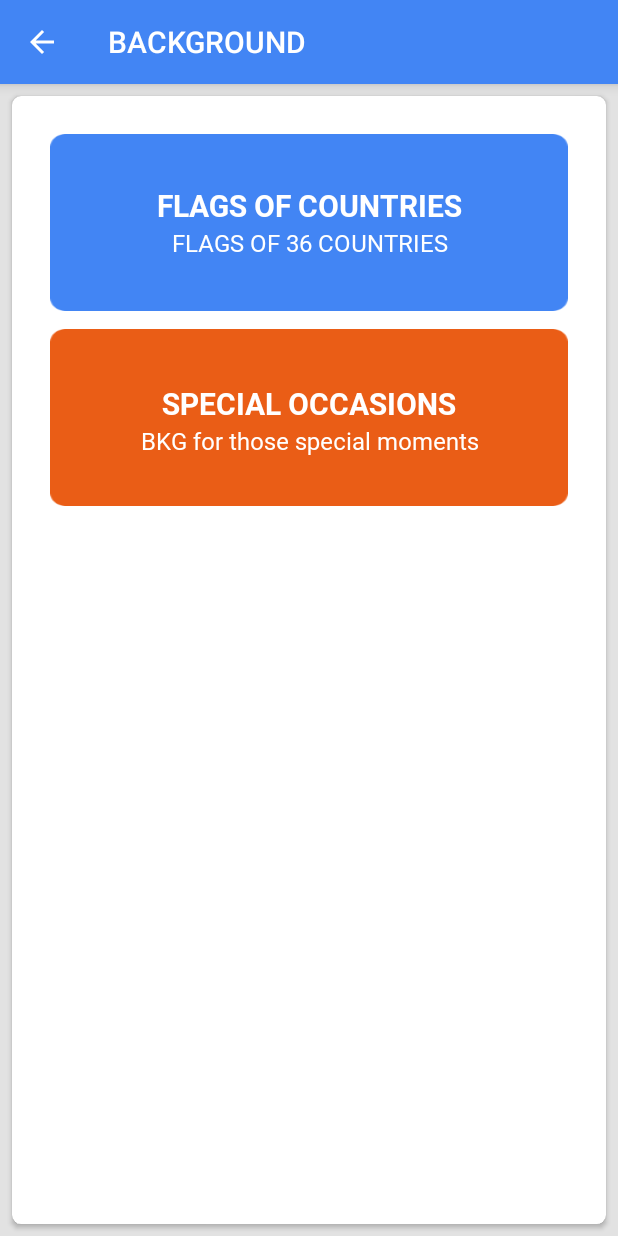
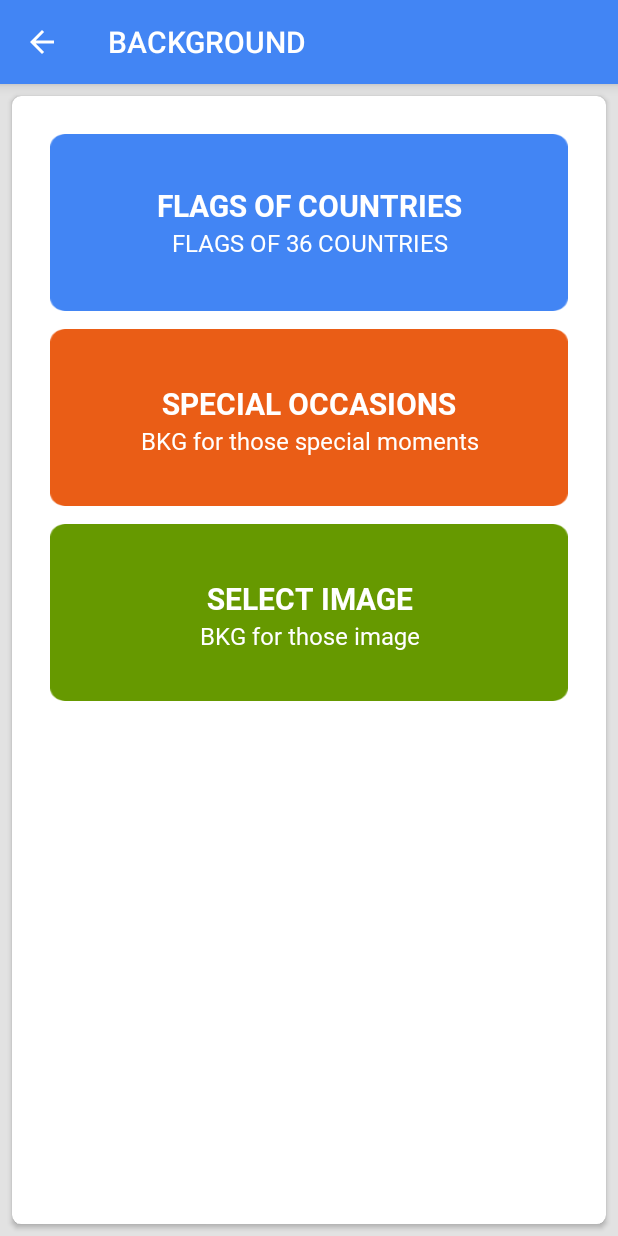
Before and after one commit to CaoKai-Beyond/LedScrollingDisplay, an Android app: the BackGroundListActivity screen opened directly, with no data from a screen before it, on a phone screen of 412 x 824 dp. Run offline under Robolectric (Android 15) with nearby library versions, the phone set to English and light mode, and no system bars; our stand-ins replace ButterKnife; libraries missing offline, so code that uses them is left out: com.zhihu.matisse.

Commit message:
select image ui

```diff
--- a/app/build.gradle
+++ b/app/build.gradle
@@ -26,4 +26,7 @@ dependencies {
     implementation 'com.android.support:cardview-v7:25.+'
     implementation 'com.google.code.gson:gson:2.2.4'
     implementation 'com.android.support:design:25.+'
+    implementation 'com.github.bumptech.glide:glide:3.7.0'
+    implementation 'com.squareup.picasso:picasso:2.5.2'
+    compile 'com.zhihu.android:matisse:0.4.3'
 }
--- a/app/src/main/java/jmscapplications/com/ledscrollindisplay/BackGroundListActivity.java
+++ b/app/src/main/java/jmscapplications/com/ledscrollindisplay/BackGroundListActivity.java
@@ -2,17 +2,25 @@ package jmscapplications.com.ledscrollindisplay;
 
 import android.app.Activity;
 import android.content.Intent;
+import android.content.pm.ActivityInfo;
+import android.net.Uri;
 import android.os.Bundle;
 import android.os.Handler;
 import android.support.animation.DynamicAnimation;
 import android.support.animation.SpringAnimation;
 import android.support.animation.SpringForce;
 import android.support.annotation.Nullable;
+import android.util.Log;
 import android.view.View;
 import android.widget.FrameLayout;
 import android.widget.RelativeLayout;
 
 import com.ckmobile.led.R;
+import com.zhihu.matisse.Matisse;
+import com.zhihu.matisse.MimeType;
+import com.zhihu.matisse.engine.impl.GlideEngine;
+
+import java.util.List;
 
 import butterknife.BindView;
 import butterknife.ButterKnife;
@@ -24,7 +32,10 @@ public class BackGroundListActivity extends CustomActivityCenterTittle {
     RelativeLayout countriesLayout;
     @BindView(R.id.loveLayout)
     RelativeLayout loveLayout;
+    @BindView(R.id.imageLayout)
+    RelativeLayout imageLayout;
 
+    private final int REQUEST_CODE_CHOOSE=3;
     protected void onCreate(@Nullable Bundle savedInstanceState) {
         super.onCreate(savedInstanceState);
         setContentView((int) R.layout.activity_bkg_list);
@@ -48,9 +59,19 @@ public class BackGroundListActivity extends CustomActivityCenterTittle {
                 springAnim2.start();
             }
         }, 70);
+        imageLayout.setTranslationX(800.0f);
+        handler.postDelayed(new Runnable() {
+            public void run() {
+                SpringAnimation springAnim2 = new SpringAnimation(BackGroundListActivity.this.imageLayout, DynamicAnimation.TRANSLATION_X, 0.0f);
+                springAnim2.getSpring().setDampingRatio(SpringForce.DAMPING_RATIO_MEDIUM_BOUNCY);
+                springAnim2.getSpring().setStiffness(SpringForce.STIFFNESS_LOW);
+                springAnim2.setStartValue(800.0f);
+                springAnim2.start();
+            }
+        }, 140);
     }
 
-    @OnClick({R.id.countriesButton, R.id.loveButton})
+    @OnClick({R.id.countriesButton, R.id.loveButton,R.id.imageButton})
     public void onViewClicked(View view) {
         switch (view.getId()) {
             case R.id.countriesButton:
@@ -65,8 +86,34 @@ public class BackGroundListActivity extends CustomActivityCenterTittle {
                 startActivity(intent2);
                 finish();
                 return;
+            case R.id.imageButton:
+                Matisse.from(this)
+                        .choose(MimeType.allOf())
+                        .countable(true)
+                        .maxSelectable(1)
+                      //  .addFilter(new GifSizeFilter(320, 320, 5 * Filter.K * Filter.K))
+                      //  .gridExpectedSize(getResources().getDimensionPixelSize(R.dimen.grid_expected_size))
+                        .restrictOrientation(ActivityInfo.SCREEN_ORIENTATION_UNSPECIFIED)
+                        .thumbnailScale(0.85f)
+                        .imageEngine(new GlideEngine())
+                        .forResult(REQUEST_CODE_CHOOSE);
+                break;
             default:
                 return;
         }
     }
+
+    @Override
+    protected void onActivityResult(int requestCode, int resultCode, Intent data) {
+        super.onActivityResult(requestCode, resultCode, data);
+        if (requestCode == REQUEST_CODE_CHOOSE && resultCode == RESULT_OK){
+            List<Uri> mSelected=Matisse.obtainResult(data);
+            if(mSelected!=null && mSelected.size()>=1){
+                Intent intent=new Intent();
+                intent.setData(mSelected.get(0));
+                setResult(Activity.RESULT_OK,intent);
+                finish();
+            }
+        }
+    }
 }
--- a/app/src/main/java/jmscapplications/com/ledscrollindisplay/BackgroundFlagActivity.java
+++ b/app/src/main/java/jmscapplications/com/ledscrollindisplay/BackgroundFlagActivity.java
@@ -35,6 +35,7 @@ import java.util.ArrayList;
 import jmscapplications.com.ledscrollindisplay.analityc.AnalyticMethods;
 import jmscapplications.com.ledscrollindisplay.custom_views.CustomActivityCenterTittle;
 import jmscapplications.com.ledscrollindisplay.custom_views.CustomTextView;
+import jmscapplications.com.ledscrollindisplay.engine.LedParameters;
 
 public class BackgroundFlagActivity extends CustomActivityCenterTittle{
     private ImageAdapter adapter;
@@ -311,10 +312,10 @@ public class BackgroundFlagActivity extends CustomActivityCenterTittle{
         this.gridview.setOnItemClickListener(new OnItemClickListener() {
             public void onItemClick(AdapterView<?> adapterView, View v, int position, long id) {
                 if (!BackgroundFlagActivity.this.isUnPayVersion || BackgroundFlagActivity.this.isFreeContentRetrieved || BackgroundFlagActivity.this.isLiteVersion) {
-                    BackgroundFlagActivity.this.setResult(-1, BackgroundFlagActivity.this.getIntent().putExtra("value", position));
+                    BackgroundFlagActivity.this.setResult(-1, BackgroundFlagActivity.this.getIntent().putExtra(LedParameters.KEY, position));
                     BackgroundFlagActivity.this.finish();
                 } else if ((Boolean) BackgroundFlagActivity.this.availableItems.get(position)) {
-                    BackgroundFlagActivity.this.setResult(-1, BackgroundFlagActivity.this.getIntent().putExtra("value", position));
+                    BackgroundFlagActivity.this.setResult(-1, BackgroundFlagActivity.this.getIntent().putExtra(LedParameters.KEY, position));
                     BackgroundFlagActivity.this.finish();
                 } else {
                     BackgroundFlagActivity.this.currentPosition = position;
--- a/app/src/main/java/jmscapplications/com/ledscrollindisplay/ColorActivity.java
+++ b/app/src/main/java/jmscapplications/com/ledscrollindisplay/ColorActivity.java
@@ -17,6 +17,7 @@ import com.ckmobile.led.R;
 import com.larswerkman.holocolorpicker.ColorPicker;
 import com.larswerkman.holocolorpicker.SVBar;
 import jmscapplications.com.ledscrollindisplay.custom_views.CustomActivityCenterTittle;
+import jmscapplications.com.ledscrollindisplay.engine.LedParameters;
 
 public class ColorActivity extends CustomActivityCenterTittle {
 
@@ -36,7 +37,7 @@ public class ColorActivity extends CustomActivityCenterTittle {
         ButterKnife.bind((Activity) this);
         enableDetectKeyboardHidden(R.id.general_layout);
         setActionBarParameters(getString(R.string.select_color), true);
-        this.colorValue = getIntent().getIntExtra("value", 0);
+        this.colorValue = getIntent().getIntExtra(LedParameters.KEY, 0);
         this.colorPicker.addSVBar(this.svbar);
         this.colorPicker.setShowOldCenterColor(false);
         this.colorPicker.setColor(this.colorValue);
@@ -62,7 +63,7 @@ public class ColorActivity extends CustomActivityCenterTittle {
     public void onViewClicked(View view) {
         switch (view.getId()) {
             case R.id.okCustomTextView:
-                setResult(-1, getIntent().putExtra("value", this.colorPicker.getColor()));
+                setResult(-1, getIntent().putExtra(LedParameters.KEY, this.colorPicker.getColor()));
                 finish();
                 return;
             default:
--- a/app/src/main/java/jmscapplications/com/ledscrollindisplay/CustomSeekBarView.java
+++ b/app/src/main/java/jmscapplications/com/ledscrollindisplay/CustomSeekBarView.java
@@ -1,7 +1,7 @@
 package jmscapplications.com.ledscrollindisplay;
 
 /**
- * Created by Z on 2017/11/10.
+ * Created by caokai on 2017/11/10.
  */
 
 import android.annotation.TargetApi;
--- a/app/src/main/java/jmscapplications/com/ledscrollindisplay/DisplayScreenActivity.java
+++ b/app/src/main/java/jmscapplications/com/ledscrollindisplay/DisplayScreenActivity.java
@@ -44,7 +44,7 @@ public class DisplayScreenActivity extends Activity implements Callback, OnClick
         getWindow().setFlags(1024, 1024);
         super.onCreate(savedInstanceState);
         getWindow().addFlags(128);
-        this.parameters = (LedParameters) new Gson().fromJson(getIntent().getStringExtra("value"), LedParameters.class);
+        this.parameters = (LedParameters) new Gson().fromJson(getIntent().getStringExtra(LedParameters.KEY), LedParameters.class);
         setContentView((int) R.layout.activity_display);
         ButterKnife.bind((Activity) this);
         this.buttonsLayout = (LinearLayout) findViewById(R.id.ButtonsLayout);
--- a/app/src/main/java/jmscapplications/com/ledscrollindisplay/FontActivity.java
+++ b/app/src/main/java/jmscapplications/com/ledscrollindisplay/FontActivity.java
@@ -35,6 +35,7 @@ import java.util.ArrayList;
 import jmscapplications.com.ledscrollindisplay.analityc.AnalyticMethods;
 import jmscapplications.com.ledscrollindisplay.custom_views.CustomActivityCenterTittle;
 import jmscapplications.com.ledscrollindisplay.custom_views.CustomTextView;
+import jmscapplications.com.ledscrollindisplay.engine.LedParameters;
 
 public class FontActivity extends CustomActivityCenterTittle{
     private ImageAdapter adapter;
@@ -222,10 +223,10 @@ public class FontActivity extends CustomActivityCenterTittle{
         this.gridview.setOnItemClickListener(new OnItemClickListener() {
             public void onItemClick(AdapterView<?> adapterView, View v, int position, long id) {
                 if (!FontActivity.this.isUnPayVersion || FontActivity.this.isLiteVersion) {
-                    FontActivity.this.setResult(-1, FontActivity.this.getIntent().putExtra("value", position));
+                    FontActivity.this.setResult(-1, FontActivity.this.getIntent().putExtra(LedParameters.KEY, position));
                     FontActivity.this.finish();
                 } else if ((Boolean) FontActivity.this.availableItems.get(position)) {
-                    FontActivity.this.setResult(-1, FontActivity.this.getIntent().putExtra("value", position));
+                    FontActivity.this.setResult(-1, FontActivity.this.getIntent().putExtra(LedParameters.KEY, position));
                     FontActivity.this.finish();
                 } else {
                     FontActivity.this.currentPosition = position;
--- a/app/src/main/res/layout/activity_bkg_list.xml
+++ b/app/src/main/res/layout/activity_bkg_list.xml
@@ -122,6 +122,56 @@
                         app:customTypeFace="LIGHT" />
                 </LinearLayout>
             </RelativeLayout>
+            <RelativeLayout
+                android:id="@+id/imageLayout"
+                android:layout_width="match_parent"
+                android:layout_height="wrap_content"
+                android:layout_below="@+id/loveLayout"
+                android:layout_marginBottom="12dp"
+                android:layout_marginLeft="25dp"
+                android:layout_marginRight="25dp"
+                android:orientation="vertical">
+
+                <ImageButton
+                    android:id="@+id/imageButton"
+                    android:layout_width="match_parent"
+                    android:layout_height="wrap_content"
+                    android:layout_span="8"
+                    android:background="@android:color/transparent"
+                    android:scaleType="fitXY"
+                    android:src="@drawable/ic_flags_back"
+                    android:textColor="#fff"
+                    android:textSize="@dimen/table_text_size"
+                    android:tint="@android:color/holo_green_dark" />
+
+                <LinearLayout
+                    android:layout_width="match_parent"
+                    android:layout_height="wrap_content"
+                    android:layout_centerInParent="true"
+                    android:orientation="vertical">
+
+                    <jmscapplications.com.ledscrollindisplay.custom_views.CustomTextView
+                        android:id="@+id/image"
+                        android:layout_width="match_parent"
+                        android:layout_height="wrap_content"
+                        android:layout_marginTop="4dp"
+                        android:gravity="center"
+                        android:text="@string/image_ocasion"
+                        android:textColor="#fff"
+                        android:textSize="@dimen/text_size_big"
+                        app:customTypeFace="MEDIUM" />
+
+                    <jmscapplications.com.ledscrollindisplay.custom_views.CustomTextView
+                        android:id="@+id/image_sub"
+                        android:layout_width="match_parent"
+                        android:layout_height="wrap_content"
+                        android:gravity="center"
+                        android:text="@string/image_occasion_sub"
+                        android:textColor="#fff"
+                        android:textSize="@dimen/table_text_size"
+                        app:customTypeFace="LIGHT" />
+                </LinearLayout>
+            </RelativeLayout>
         </RelativeLayout>
     </android.support.v7.widget.CardView>
 
--- a/app/src/main/res/values/strings.xml
+++ b/app/src/main/res/values/strings.xml
@@ -55,7 +55,11 @@
     <string name="share_text">SHARE THIS MESSAGE</string>
     <string name="small">SMALL TEXT SIZE</string>
     <string name="special_ocasion">SPECIAL OCCASIONS</string>
+    <string name="image_ocasion">SELECT IMAGE</string>
+
     <string name="special_occasion_sub">BKG for those special moments</string>
+    <string name="image_occasion_sub">BKG for those image</string>
+
     <string name="squared_led">SQUARED LED</string>
     <string name="store">STORE</string>
     <string name="text_color">TEXT COLOR</string>
```
Also changed, not shown: app/src/main/java/jmscapplications/com/ledscrollindisplay/BackgroundEspecialActivity.java (+4 -3 lines), app/src/main/java/jmscapplications/com/ledscrollindisplay/SettingActivity.java (+16 -8 lines), app/src/main/java/jmscapplications/com/ledscrollindisplay/engine/LedParameters.java (+15 -0 lines), app/src/main/java/jmscapplications/com/ledscrollindisplay/engine/LedThread.java (+15 -3 lines), app/src/main/java/jmscapplications/com/ledscrollindisplay/engine/LedThreadPreview.java (+15 -3 lines), app/src/main/res/drawable/b41.png (deleted), app/src/main/res/drawable/b41.webp (added), 1 other file.
